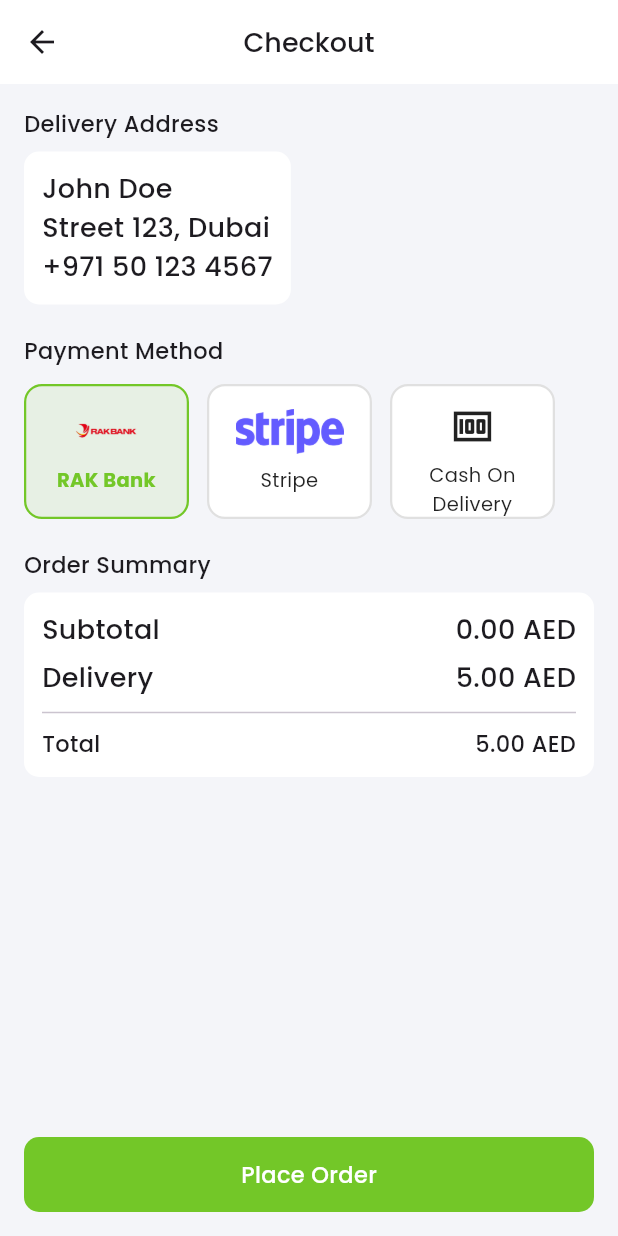
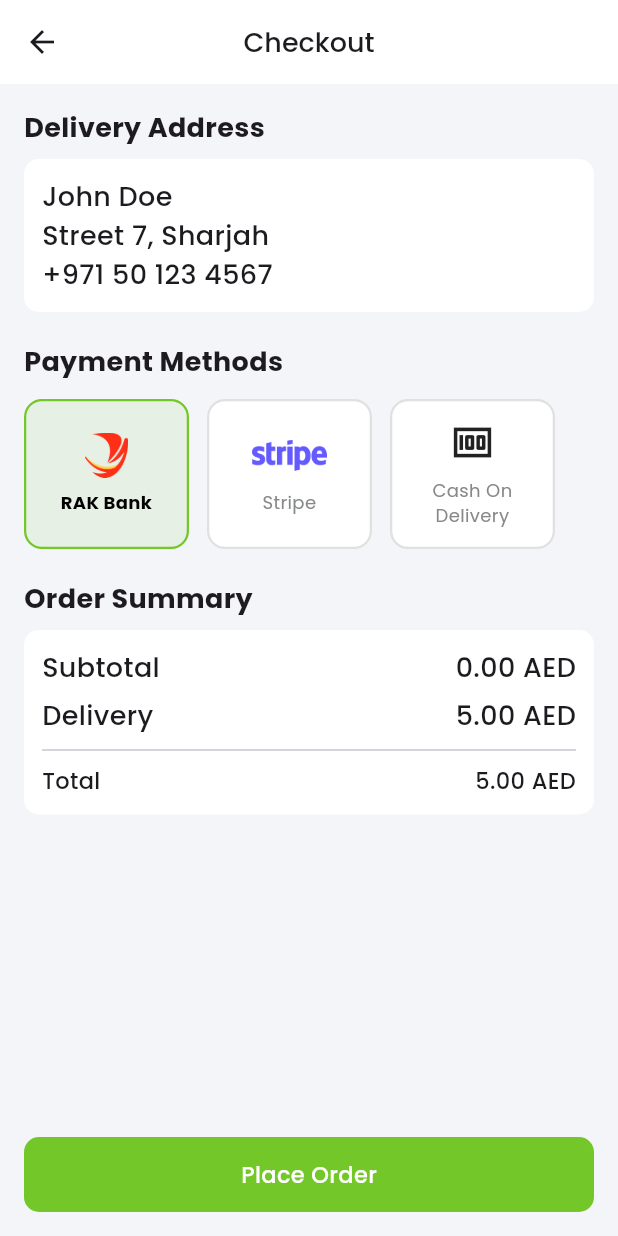
Before and after one commit to Megan-IT-Solution/Niligiris-User-App, a Flutter app: the CheckoutScreen screen opened directly, on a phone screen of 412 x 824 dp. Run offline on Flutter 3.47's test engine with Material 3 defaults, Android fonts, the phone set to English and light mode, and no system bars; our stand-ins replace carousel_slider, flutter_credit_card, get, google_fonts, smooth_page_indicator.

Commit message:
Check Out Layout Done

```diff
--- a/lib/screens/custom_navbar/cart/checkout_screen.dart
+++ b/lib/screens/custom_navbar/cart/checkout_screen.dart
@@ -4,8 +4,13 @@ import 'package:nilgiris/constants/app_colors.dart';
 import 'package:nilgiris/constants/app_text_styles.dart';
 import 'package:nilgiris/controllers/cart_controller.dart';
 import 'package:nilgiris/screens/custom_navbar/cart/widgets/credit_card_widget.dart';
+import 'package:nilgiris/screens/custom_navbar/cart/widgets/delivery_address_widget.dart';
+import 'package:nilgiris/screens/custom_navbar/cart/widgets/order_summary_row_widget.dart';
+import 'package:nilgiris/screens/custom_navbar/cart/widgets/payment_method_selection_widget.dart';
 import 'package:nilgiris/widgets/buttons.dart';
 import 'package:provider/provider.dart';
+
+import '../../../utils/lists.dart';
 
 class CheckoutScreen extends StatefulWidget {
   const CheckoutScreen({super.key});
@@ -16,12 +21,6 @@ class CheckoutScreen extends StatefulWidget {
 
 class _CheckoutScreenState extends State<CheckoutScreen> {
   String _selectedPaymentMethod = 'RAK Bank';
-
-  final paymentMethods = [
-    {'title': 'RAK Bank', 'image': 'assets/icons/rak.png'},
-    {'title': 'Stripe', 'image': 'assets/icons/stripe.png'},
-    {'title': 'Cash On Delivery', 'image': null},
-  ];
 
   @override
   Widget build(BuildContext context) {
@@ -39,22 +38,18 @@ class _CheckoutScreenState extends State<CheckoutScreen> {
         child: Column(
           crossAxisAlignment: CrossAxisAlignment.start,
           children: [
-            Text("Delivery Address", style: AppTextStyles.h1),
+            Text(
+              "Delivery Address",
+              style: AppTextStyles.h2.copyWith(fontWeight: FontWeight.bold),
+            ),
             SizedBox(height: 8),
-            Container(
-              padding: EdgeInsets.all(12),
-              decoration: BoxDecoration(
-                color: AppColors.primaryWhite,
-                borderRadius: BorderRadius.circular(10),
-              ),
-              child: Text(
-                "John Doe\nStreet 123, Dubai\n+971 50 123 4567",
-                style: AppTextStyles.h2,
-              ),
-            ),
+            DeliveryAddressWidget(),
 
             SizedBox(height: 20),
-            Text("Payment Method", style: AppTextStyles.h1),
+            Text(
+              "Payment Methods",
+              style: AppTextStyles.h2.copyWith(fontWeight: FontWeight.bold),
+            ),
             SizedBox(height: 12),
 
             SingleChildScrollView(
@@ -70,53 +65,9 @@ class _CheckoutScreenState extends State<CheckoutScreen> {
                             _selectedPaymentMethod = method['title']!;
                           });
                         },
-                        child: Container(
-                          margin: EdgeInsets.only(right: 12),
-                          padding: EdgeInsets.all(12),
-                          width: 110,
-                          height: 90,
-                          decoration: BoxDecoration(
-                            color:
-                                isSelected
-                                    ? AppColors.primaryColor.withOpacity(0.1)
-                                    : AppColors.primaryWhite,
-                            borderRadius: BorderRadius.circular(12),
-                            border: Border.all(
-                              color:
-                                  isSelected
-                                      ? AppColors.primaryColor
-                                      : Colors.grey.shade300,
-                              width: 1.5,
-                            ),
-                          ),
-                          child: Column(
-                            mainAxisAlignment: MainAxisAlignment.center,
-                            children: [
-                              method['image'] != null
-                                  ? Image.asset(
-                                    method['image']!,
-                                    height: 30,
-                                    fit: BoxFit.contain,
-                                  )
-                                  : Icon(Icons.money, size: 30),
-                              SizedBox(height: 8),
-                              Text(
-                                method['title']!,
-                                style: AppTextStyles.h2.copyWith(
-                                  fontSize: 13,
-                                  fontWeight:
-                                      isSelected
-                                          ? FontWeight.bold
-                                          : FontWeight.normal,
-                                  color:
-                                      isSelected
-                                          ? AppColors.primaryColor
-                                          : Colors.black87,
-                                ),
-                                textAlign: TextAlign.center,
-                              ),
-                            ],
-                          ),
+                        child: PaymentMethodSelectionWidget(
+                          method: method,
+                          isSelected: isSelected,
                         ),
                       );
                     }).toList(),
@@ -124,7 +75,10 @@ class _CheckoutScreenState extends State<CheckoutScreen> {
             ),
 
             SizedBox(height: 20),
-            Text("Order Summary", style: AppTextStyles.h1),
+            Text(
+              "Order Summary",
+              style: AppTextStyles.h2.copyWith(fontWeight: FontWeight.bold),
+            ),
             SizedBox(height: 8),
             Container(
               padding: EdgeInsets.all(12),
@@ -134,14 +88,14 @@ class _CheckoutScreenState extends State<CheckoutScreen> {
               ),
               child: Column(
                 children: [
-                  _summaryRow(
+                  orderSummaryWidget(
                     "Subtotal",
                     "${cartController.getTotalAmount().toStringAsFixed(2)} AED",
                   ),
                   SizedBox(height: 6),
-                  _summaryRow("Delivery", "5.00 AED"),
+                  orderSummaryWidget("Delivery", "5.00 AED"),
                   Divider(height: 20),
-                  _summaryRow(
+                  orderSummaryWidget(
                     "Total",
                     "${(cartController.getTotalAmount() + 5).toStringAsFixed(2)} AED",
                     isBold: true,
@@ -177,12 +131,4 @@ class _CheckoutScreenState extends State<CheckoutScreen> {
       ),
     );
   }
-
-  Widget _summaryRow(String label, String value, {bool isBold = false}) {
-    final textStyle = isBold ? AppTextStyles.h1 : AppTextStyles.h2;
-    return Row(
-      mainAxisAlignment: MainAxisAlignment.spaceBetween,
-      children: [Text(label, style: textStyle), Text(value, style: textStyle)],
-    );
-  }
 }
--- a/lib/screens/custom_navbar/cart/widgets/credit_card_widget.dart
+++ b/lib/screens/custom_navbar/cart/widgets/credit_card_widget.dart
@@ -62,7 +62,6 @@ void creditCardWidget(BuildContext context) {
                       onPressed: () {
                         Navigator.pop(context);
                       },
-                      child: Text("Pay Now"),
                       style: ElevatedButton.styleFrom(
                         backgroundColor: AppColors.primaryColor,
                         padding: EdgeInsets.symmetric(
@@ -70,6 +69,7 @@ void creditCardWidget(BuildContext context) {
                           vertical: 15,
                         ),
                       ),
+                      child: Text("Pay Now"),
                     ),
                   ],
                 ),
--- /dev/null
+++ b/lib/screens/custom_navbar/cart/widgets/delivery_address_widget.dart
@@ -0,0 +1,30 @@
+import 'package:flutter/material.dart';
+import 'package:get/get.dart';
+
+import '../../../../constants/app_colors.dart';
+import '../../../../constants/app_text_styles.dart';
+
+class DeliveryAddressWidget extends StatelessWidget {
+  const DeliveryAddressWidget({super.key});
+
+  @override
+  Widget build(BuildContext context) {
+    return Container(
+      width: Get.width,
+      padding: EdgeInsets.all(12),
+      decoration: BoxDecoration(
+        color: AppColors.primaryWhite,
+        borderRadius: BorderRadius.circular(10),
+      ),
+      child: Column(
+        crossAxisAlignment: CrossAxisAlignment.start,
+        children: [
+          Text(
+            "John Doe\nStreet 7, Sharjah\n+971 50 123 4567",
+            style: AppTextStyles.h2,
+          ),
+        ],
+      ),
+    );
+  }
+}
--- /dev/null
+++ b/lib/screens/custom_navbar/cart/widgets/order_summary_row_widget.dart
@@ -0,0 +1,11 @@
+import 'package:flutter/material.dart';
+
+import '../../../../constants/app_text_styles.dart';
+
+Widget orderSummaryWidget(String label, String value, {bool isBold = false}) {
+  final textStyle = isBold ? AppTextStyles.h1 : AppTextStyles.h2;
+  return Row(
+    mainAxisAlignment: MainAxisAlignment.spaceBetween,
+    children: [Text(label, style: textStyle), Text(value, style: textStyle)],
+  );
+}
--- /dev/null
+++ b/lib/screens/custom_navbar/cart/widgets/payment_method_selection_widget.dart
@@ -0,0 +1,58 @@
+import 'package:flutter/material.dart';
+
+import '../../../../constants/app_colors.dart';
+import '../../../../constants/app_text_styles.dart';
+
+class PaymentMethodSelectionWidget extends StatelessWidget {
+  final Map<String, String?> method;
+  final bool isSelected;
+  const PaymentMethodSelectionWidget({
+    super.key,
+    required this.method,
+    required this.isSelected,
+  });
+
+  @override
+  Widget build(BuildContext context) {
+    return Container(
+      margin: EdgeInsets.only(right: 12),
+      padding: EdgeInsets.all(12),
+      width: 110,
+      height: 100,
+      decoration: BoxDecoration(
+        color:
+            isSelected
+                ? AppColors.primaryColor.withValues(alpha: 0.1)
+                : AppColors.primaryWhite,
+        borderRadius: BorderRadius.circular(12),
+        border: Border.all(
+          color: isSelected ? AppColors.primaryColor : Colors.grey.shade300,
+          width: 1.5,
+        ),
+      ),
+      child: Column(
+        mainAxisAlignment: MainAxisAlignment.center,
+        children: [
+          method['image'] != null
+              ? Image.asset(
+                method['image']!,
+                height: 30,
+                width: 50,
+                fit: BoxFit.contain,
+              )
+              : Icon(Icons.money, size: 30),
+          SizedBox(height: 8),
+          Text(
+            method['title']!,
+            style: AppTextStyles.h2.copyWith(
+              fontSize: 12,
+              fontWeight: isSelected ? FontWeight.bold : FontWeight.normal,
+              color: isSelected ? AppColors.primaryBlack : AppColors.lightGrey,
+            ),
+            textAlign: TextAlign.center,
+          ),
+        ],
+      ),
+    );
+  }
+}
--- a/lib/utils/lists.dart
+++ b/lib/utils/lists.dart
@@ -150,3 +150,9 @@ List<ProductModel> productList = [
     price: 9.0,
   ),
 ];
+
+final paymentMethods = [
+  {'title': 'RAK Bank', 'image': 'assets/icons/rak.png'},
+  {'title': 'Stripe', 'image': 'assets/icons/stripe.png'},
+  {'title': 'Cash On Delivery', 'image': null},
+];
```
Also changed, not shown: assets/icons/rak.png.
